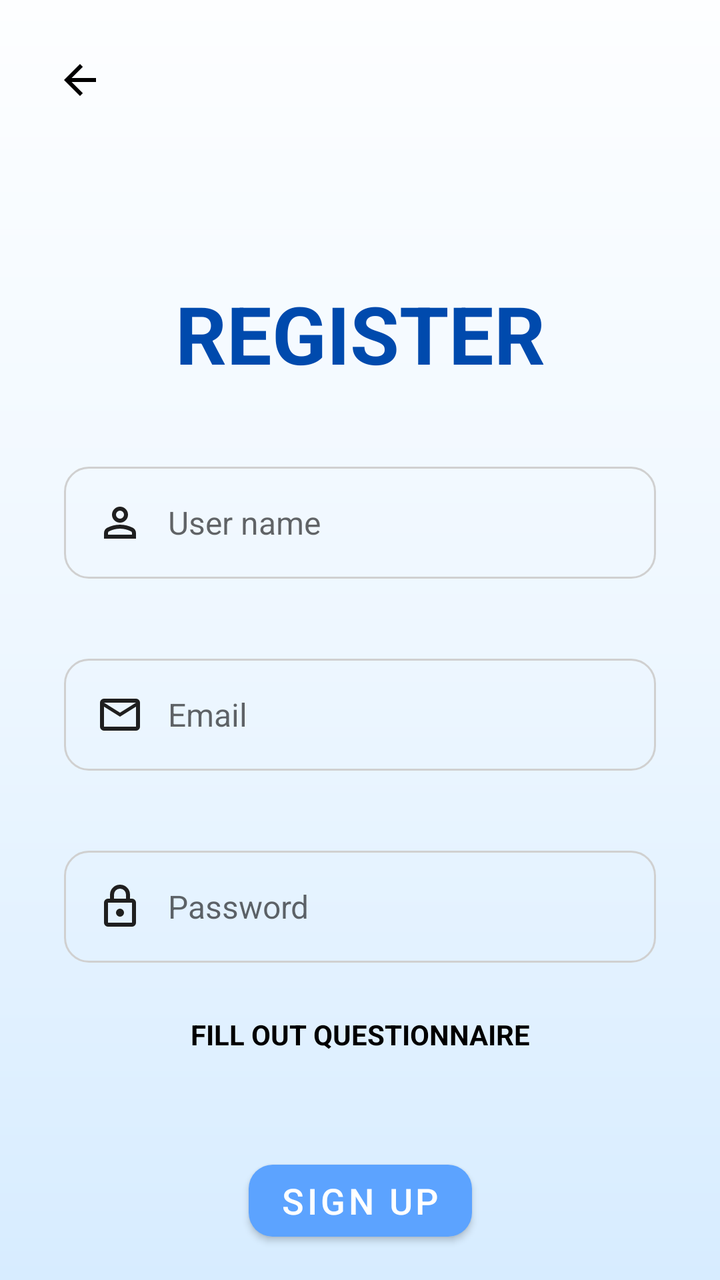
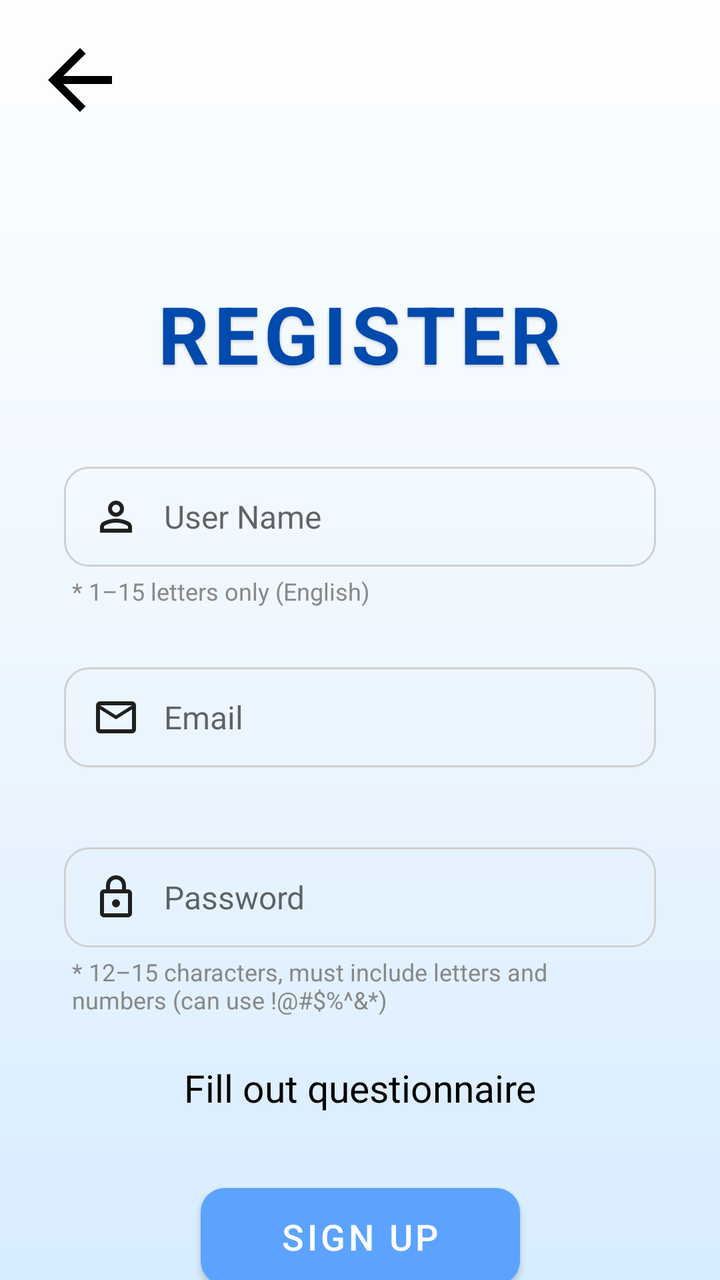

Two renders of the same Android screen: before a commit and after it. Below are the layout's source before the change and the commit's diff.
<!-- AndroidManifest.xml: application theme Theme.Smart_Group -->
<!-- res/layout/activity_register.xml -->
<?xml version="1.0" encoding="utf-8"?>
<androidx.constraintlayout.widget.ConstraintLayout
    xmlns:android="http://schemas.android.com/apk/res/android"
    xmlns:app="http://schemas.android.com/apk/res-auto"
    android:layout_width="match_parent"
    android:layout_height="match_parent"
    android:background="@drawable/login_background">

    
    <ImageView
        android:id="@+id/back_arrow"
        android:layout_width="48dp"
        android:layout_height="48dp"
        android:layout_marginStart="16dp"
        android:layout_marginTop="16dp"
        android:padding="12dp"
        android:src="@drawable/arrow_back"
        android:clickable="true"
        android:focusable="true"
        android:contentDescription="Back"
        app:layout_constraintTop_toTopOf="parent"
        app:layout_constraintStart_toStartOf="parent"/>


    <TextView
        android:id="@+id/title_register"
        android:layout_width="wrap_content"
        android:layout_height="wrap_content"
        android:layout_marginTop="140dp"
        android:text="REGISTER"
        android:textSize="40sp"
        android:textStyle="bold"
        android:textColor="@color/blue"
        app:layout_constraintTop_toTopOf="parent"
        app:layout_constraintStart_toStartOf="parent"
        app:layout_constraintEnd_toEndOf="parent"/>

    
    <EditText
        android:id="@+id/username_input"
        android:layout_width="0dp"
        android:layout_height="56dp"
        android:layout_marginHorizontal="32dp"
        android:layout_marginTop="40dp"
        android:background="@drawable/text_box"
        android:drawableStart="@drawable/person"
        android:drawablePadding="12dp"
        android:hint="User name"
        android:inputType="text"
        android:padding="16dp"
        android:textSize="16sp"
        app:layout_constraintTop_toBottomOf="@id/title_register"
        app:layout_constraintStart_toStartOf="parent"
        app:layout_constraintEnd_toEndOf="parent" />

    
    <EditText
        android:id="@+id/email_input"
        android:layout_width="0dp"
        android:layout_height="56dp"
        android:layout_marginHorizontal="32dp"
        android:layout_marginTop="40dp"
        android:background="@drawable/text_box"
        android:drawableStart="@drawable/email"
        android:drawablePadding="12dp"
        android:hint="Email"
        android:inputType="textEmailAddress"
        android:padding="16dp"
        android:textSize="16sp"
        app:layout_constraintTop_toBottomOf="@id/username_input"
        app:layout_constraintStart_toStartOf="parent"
        app:layout_constraintEnd_toEndOf="parent" />

    
    <EditText
        android:id="@+id/password_input"
        android:layout_width="0dp"
        android:layout_height="56dp"
        android:layout_marginHorizontal="32dp"
        android:layout_marginTop="40dp"
        android:background="@drawable/text_box"
        android:drawableStart="@drawable/lock"
        android:drawablePadding="12dp"
        android:hint="Password"
        android:inputType="textPassword"
        android:padding="16dp"
        android:textSize="16sp"
        app:layout_constraintTop_toBottomOf="@id/email_input"
        app:layout_constraintStart_toStartOf="parent"
        app:layout_constraintEnd_toEndOf="parent" />


    <TextView
        android:id="@+id/tv_fill_questionnaire"
        android:layout_width="wrap_content"
        android:layout_height="wrap_content"
        android:layout_marginTop="12dp"
        android:clickable="true"
        android:focusable="true"
        android:paddingTop="6dp"
        android:paddingBottom="6dp"
        android:text="FILL OUT QUESTIONNAIRE"
        android:textColor="@color/black"
        android:textSize="14sp"
        android:textStyle="bold"
        app:layout_constraintEnd_toEndOf="parent"
        app:layout_constraintStart_toStartOf="parent"
        app:layout_constraintTop_toBottomOf="@id/password_input"
        android:minHeight="48dp"
        android:paddingStart="16dp"
        android:paddingEnd="16dp"
        android:gravity="center"

        />

    <com.google.android.material.button.MaterialButton
        android:id="@+id/signup_btn"
        android:layout_width="wrap_content"
        android:layout_height="wrap_content"
        android:layout_marginTop="35dp"
        android:text="Sign Up"
        android:textSize="18sp"
        android:textColor="@android:color/white"
        app:backgroundTint="@color/lightBlue"
        app:cornerRadius="12dp"
        app:layout_constraintTop_toBottomOf="@id/tv_fill_questionnaire"
        app:layout_constraintStart_toStartOf="parent"
        app:layout_constraintEnd_toEndOf="parent" />

</androidx.constraintlayout.widget.ConstraintLayout>
<!-- resources referenced by this layout -->
<resources>
  <color name="black">#FF000000</color>
  <color name="blue">#004aad</color>
  <color name="lightBlue">#5ca3ff</color>
  <!-- drawable arrow_back (drawable) -->
  <vector xmlns:android="http://schemas.android.com/apk/res/android"
      android:autoMirrored="true"
      android:height="32dp"
      android:tint="#000000"
      android:viewportHeight="24"
      android:viewportWidth="24"
      android:width="32dp">
        
      <path android:fillColor="@android:color/white"
          android:pathData="M20,11H7.83l5.59,-5.59L12,4l-8,8 8,8 1.41,-1.41L7.83,13H20v-2z"/>
      
  </vector>
  <!-- drawable email (drawable) -->
  <vector xmlns:android="http://schemas.android.com/apk/res/android"
      android:width="24dp"
      android:height="24dp"
      android:viewportWidth="960"
      android:viewportHeight="960">
    <path
        android:pathData="M160,800q-33,0 -56.5,-23.5T80,720v-480q0,-33 23.5,-56.5T160,160h640q33,0 56.5,23.5T880,240v480q0,33 -23.5,56.5T800,800L160,800ZM480,520L160,320v400h640v-400L480,520ZM480,440 L800,240L160,240l320,200ZM160,320v-80,480 -400Z"
        android:fillColor="#1f1f1f"/>
  </vector>
  <!-- drawable lock (drawable) -->
  <vector xmlns:android="http://schemas.android.com/apk/res/android"
      android:width="24dp"
      android:height="24dp"
      android:viewportWidth="960"
      android:viewportHeight="960">
    <path
        android:pathData="M240,880q-33,0 -56.5,-23.5T160,800v-400q0,-33 23.5,-56.5T240,320h40v-80q0,-83 58.5,-141.5T480,40q83,0 141.5,58.5T680,240v80h40q33,0 56.5,23.5T800,400v400q0,33 -23.5,56.5T720,880L240,880ZM240,800h480v-400L240,400v400ZM480,680q33,0 56.5,-23.5T560,600q0,-33 -23.5,-56.5T480,520q-33,0 -56.5,23.5T400,600q0,33 23.5,56.5T480,680ZM360,320h240v-80q0,-50 -35,-85t-85,-35q-50,0 -85,35t-35,85v80ZM240,800v-400,400Z"
        android:fillColor="#1f1f1f"/>
  </vector>
  <!-- drawable login_background (drawable) -->
  <?xml version="1.0" encoding="utf-8"?>
  <shape xmlns:android="http://schemas.android.com/apk/res/android">
      <gradient
          android:startColor="#FDFEFF"
          android:centerColor="#EEF7FF"
          android:endColor="#D7ECFF"
          android:angle="270" />
  </shape>
  <!-- drawable text_box (drawable) -->
  <?xml version="1.0" encoding="utf-8"?>
  <shape xmlns:android="http://schemas.android.com/apk/res/android">
  
      <solid android:color="@color/transparent" />
  
      <corners android:radius="12dp"/>
  
      <stroke
          android:width="1dp"
          android:color="@color/login_border_gray" />
  
  </shape>
  <style name="Theme.Smart_Group" parent="Theme.MaterialComponents.Light.NoActionBar">
          <item name="android:windowAnimationStyle">@style/AppWindowAnimation</item>
      </style>
  <color name="transparent">#00FFFFFF</color>
  <color name="login_border_gray">#D0D0D0</color>
  <style name="AppWindowAnimation">
          <item name="android:activityOpenEnterAnimation">@anim/fade_in</item>
          <item name="android:activityOpenExitAnimation">@anim/slide_out_left</item>
          <item name="android:activityCloseEnterAnimation">@anim/slide_in_right</item>
          <item name="android:activityCloseExitAnimation">@anim/fade_out</item>
      </style>
  <!-- unchanged entries left out for length: 1 -->
</resources>

<!-- the commit's change to res/layout/activity_register.xml (unified diff, before → after) -->
@@ -6,20 +6,31 @@
     android:layout_height="match_parent"
     android:background="@drawable/login_background">
 
-    
     <ImageView
         android:id="@+id/back_arrow"
         android:layout_width="48dp"
         android:layout_height="48dp"
         android:layout_marginStart="16dp"
         android:layout_marginTop="16dp"
-        android:padding="12dp"
+        android:clickable="true"
+        android:contentDescription="Back"
+        android:focusable="true"
         android:src="@drawable/arrow_back"
-        android:clickable="true"
-        android:focusable="true"
-        android:contentDescription="Back"
-        app:layout_constraintTop_toTopOf="parent"
-        app:layout_constraintStart_toStartOf="parent"/>
+        app:tint="@color/black"
+        app:layout_constraintStart_toStartOf="parent"
+        app:layout_constraintTop_toTopOf="parent" />
+
+
+
+
+
+
+
+
+
+
+
+
 
 
     <TextView
@@ -27,67 +38,102 @@
         android:layout_width="wrap_content"
         android:layout_height="wrap_content"
         android:layout_marginTop="140dp"
+        android:letterSpacing="0.06"
+        android:shadowColor="@color/shadow_black"
+        android:shadowDx="0"
+        android:shadowDy="2"
+        android:shadowRadius="4"
         android:text="REGISTER"
+        android:textColor="@color/blue"
         android:textSize="40sp"
         android:textStyle="bold"
-        android:textColor="@color/blue"
-        app:layout_constraintTop_toTopOf="parent"
+        app:layout_constraintEnd_toEndOf="parent"
+        app:layout_constraintHorizontal_bias="0.498"
         app:layout_constraintStart_toStartOf="parent"
-        app:layout_constraintEnd_toEndOf="parent"/>
+        app:layout_constraintTop_toTopOf="parent" />
 
-    
     <EditText
         android:id="@+id/username_input"
         android:layout_width="0dp"
-        android:layout_height="56dp"
-        android:layout_marginHorizontal="32dp"
+        android:layout_height="50dp"
+        android:layout_marginStart="32dp"
+        android:layout_marginEnd="32dp"
         android:layout_marginTop="40dp"
         android:background="@drawable/text_box"
         android:drawableStart="@drawable/person"
         android:drawablePadding="12dp"
-        android:hint="User name"
+        android:hint="User Name"
         android:inputType="text"
-        android:padding="16dp"
+        android:padding="14dp"
         android:textSize="16sp"
         app:layout_constraintTop_toBottomOf="@id/title_register"
         app:layout_constraintStart_toStartOf="parent"
         app:layout_constraintEnd_toEndOf="parent" />
 
-    
+    <TextView
+        android:id="@+id/usern_hint_text"
+        android:layout_width="0dp"
+        android:layout_height="wrap_content"
+        android:layout_marginStart="36dp"
+        android:layout_marginEnd="36dp"
+        android:layout_marginTop="4dp"
+        android:text="* 1–15 letters only (English)"
+        android:textSize="12sp"
+        android:textColor="@color/gray_dark"
+        app:layout_constraintTop_toBottomOf="@id/username_input"
+        app:layout_constraintStart_toStartOf="parent"
+        app:layout_constraintEnd_toEndOf="parent"/>
+
     <EditText
         android:id="@+id/email_input"
         android:layout_width="0dp"
-        android:layout_height="56dp"
-        android:layout_marginHorizontal="32dp"
-        android:layout_marginTop="40dp"
+        android:layout_height="50dp"
+        android:layout_marginStart="32dp"
+        android:layout_marginEnd="32dp"
+        android:layout_marginTop="30dp"
         android:background="@drawable/text_box"
         android:drawableStart="@drawable/email"
         android:drawablePadding="12dp"
         android:hint="Email"
         android:inputType="textEmailAddress"
-        android:padding="16dp"
+        android:padding="14dp"
         android:textSize="16sp"
-        app:layout_constraintTop_toBottomOf="@id/username_input"
+        app:layout_constraintTop_toBottomOf="@id/usern_hint_text"
         app:layout_constraintStart_toStartOf="parent"
         app:layout_constraintEnd_toEndOf="parent" />
 
-    
     <EditText
         android:id="@+id/password_input"
         android:layout_width="0dp"
-        android:layout_height="56dp"
-        android:layout_marginHorizontal="32dp"
+        android:layout_height="50dp"
+        android:layout_marginStart="32dp"
+        android:layout_marginEnd="32dp"
         android:layout_marginTop="40dp"
         android:background="@drawable/text_box"
         android:drawableStart="@drawable/lock"
         android:drawablePadding="12dp"
         android:hint="Password"
         android:inputType="textPassword"
-        android:padding="16dp"
+        android:padding="14dp"
         android:textSize="16sp"
         app:layout_constraintTop_toBottomOf="@id/email_input"
         app:layout_constraintStart_toStartOf="parent"
         app:layout_constraintEnd_toEndOf="parent" />
+
+    <TextView
+        android:id="@+id/password_hint_text"
+        android:layout_width="0dp"
+        android:layout_height="wrap_content"
+        android:layout_marginStart="36dp"
+        android:layout_marginEnd="36dp"
+        android:layout_marginTop="4dp"
+        android:text="* 12–15 characters, must include letters and numbers (can use !@#$%^&amp;*)"
+        android:textSize="12sp"
+        android:textColor="@color/gray_dark"
+        app:layout_constraintTop_toBottomOf="@id/password_input"
+        app:layout_constraintStart_toStartOf="parent"
+        app:layout_constraintEnd_toEndOf="parent"/>
+
 
 
     <TextView
@@ -99,32 +145,53 @@
         android:focusable="true"
         android:paddingTop="6dp"
         android:paddingBottom="6dp"
-        android:text="FILL OUT QUESTIONNAIRE"
+        android:text="Fill out questionnaire"
         android:textColor="@color/black"
-        android:textSize="14sp"
-        android:textStyle="bold"
+        android:textSize="19sp"
+        android:fontFamily="sans-serif"
+        android:textStyle="normal"
         app:layout_constraintEnd_toEndOf="parent"
         app:layout_constraintStart_toStartOf="parent"
-        app:layout_constraintTop_toBottomOf="@id/password_input"
+        app:layout_constraintTop_toBottomOf="@id/password_hint_text"
         android:minHeight="48dp"
         android:paddingStart="16dp"
         android:paddingEnd="16dp"
-        android:gravity="center"
+        android:gravity="center"/>
 
-        />
+
+
+
+
+
+
+
+
+
+
+
+
+
 
     <com.google.android.material.button.MaterialButton
         android:id="@+id/signup_btn"
         android:layout_width="wrap_content"
         android:layout_height="wrap_content"
-        android:layout_marginTop="35dp"
-        android:text="Sign Up"
+        android:minHeight="44dp"
+        android:layout_marginTop="20dp"
+        android:layout_marginStart="100dp"
+        android:layout_marginEnd="100dp"
+        android:paddingStart="40dp"
+        android:paddingEnd="40dp"
+        android:paddingTop="12dp"
+        android:paddingBottom="12dp"
+        android:elevation="6dp"
+        android:text="SIGN UP"
+        android:textColor="@android:color/white"
         android:textSize="18sp"
-        android:textColor="@android:color/white"
         app:backgroundTint="@color/lightBlue"
         app:cornerRadius="12dp"
         app:layout_constraintTop_toBottomOf="@id/tv_fill_questionnaire"
         app:layout_constraintStart_toStartOf="parent"
-        app:layout_constraintEnd_toEndOf="parent" />
+        app:layout_constraintEnd_toEndOf="parent"/>
 
 </androidx.constraintlayout.widget.ConstraintLayout>
<!-- resource entries referenced after the edit -->
@@ -2,7 +2,9 @@
 <resources>
   <color name="black">#FF000000</color>
   <color name="blue">#004aad</color>
+  <color name="gray_dark">#888888</color>
   <color name="lightBlue">#5ca3ff</color>
+  <color name="shadow_black">#33000000</color>
   <!-- drawable arrow_back (drawable) -->
   <vector xmlns:android="http://schemas.android.com/apk/res/android"
       android:autoMirrored="true"
@@ -60,6 +62,9 @@
   </shape>
   <style name="Theme.Smart_Group" parent="Theme.MaterialComponents.Light.NoActionBar">
           <item name="android:windowAnimationStyle">@style/AppWindowAnimation</item>
+          <item name="android:statusBarColor">@color/primary_blue</item>
+          <item name="android:windowLightStatusBar">false</item>
+  
       </style>
   <color name="transparent">#00FFFFFF</color>
   <color name="login_border_gray">#D0D0D0</color>
@@ -69,6 +74,7 @@
           <item name="android:activityCloseEnterAnimation">@anim/slide_in_right</item>
           <item name="android:activityCloseExitAnimation">@anim/fade_out</item>
       </style>
+  <color name="primary_blue">#0B3D91</color>
   <!-- unchanged entries left out for length: 1 -->
 </resources>
 
